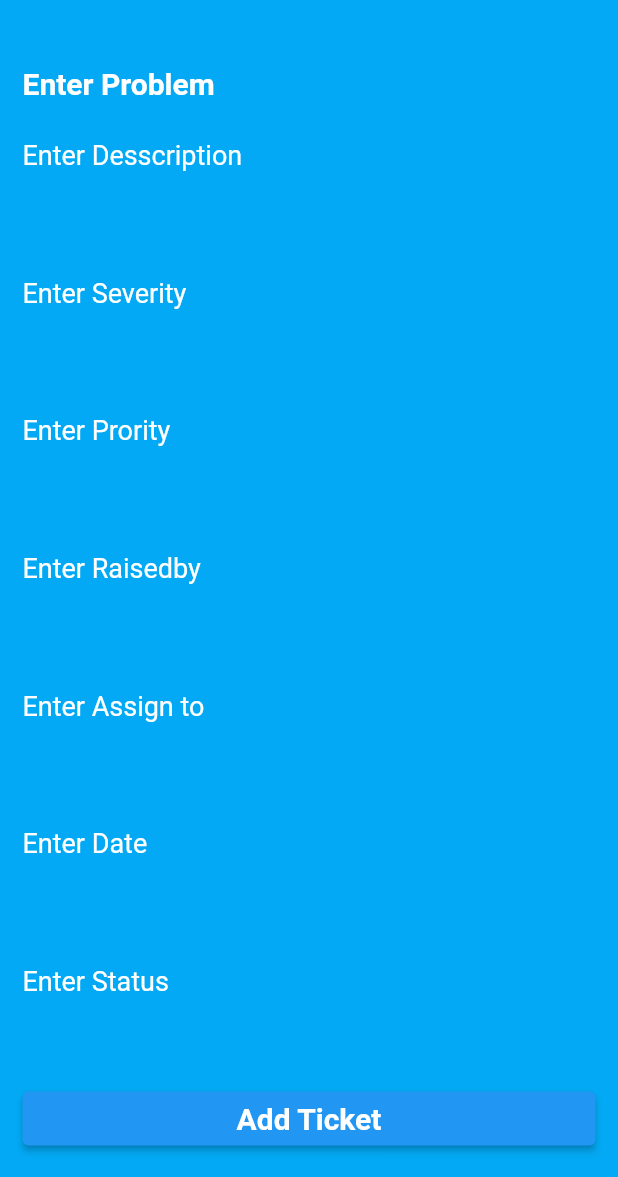
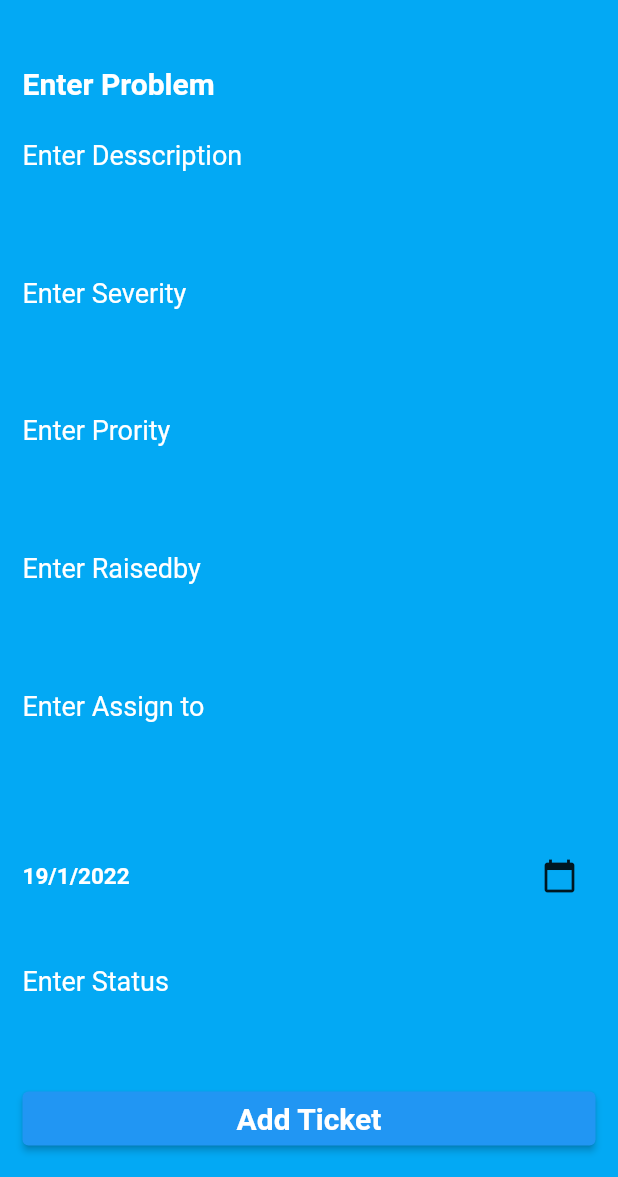
Before and after one commit to mohammadfaidi/TicketHelper, a Flutter app: the AddScreen screen opened directly, after a tap on "Add Ticket", on a phone screen of 412 x 824 dp, the part 59-1236 px from its top. Run offline on Flutter 3.47's test engine with Material 2 defaults, Android fonts, the phone set to English and light mode, and no system bars.

Commit message:
add datepicker

```diff
--- a/notepad/lib/screens/add_screen.dart
+++ b/notepad/lib/screens/add_screen.dart
@@ -1,9 +1,35 @@
+import 'package:flutter/cupertino.dart';
 import 'package:flutter/material.dart';
 import 'package:notepad/Providers/Note.dart';
 import 'package:notepad/Providers/NotesOperation.dart';
 import 'package:provider/provider.dart';
 
-class AddScreen extends StatelessWidget {
+class AddScreen extends StatefulWidget {
+  @override
+  State<AddScreen> createState() => _AddScreenState();
+}
+
+class _AddScreenState extends State<AddScreen> {
+  String date = "";
+  DateTime selectedDate = DateTime.now();
+  _selectDate(BuildContext context) async {
+    final DateTime? selected = await showDatePicker(
+      context: context,
+      initialDate: selectedDate,
+      firstDate: DateTime(2010),
+      lastDate: DateTime(2025),
+    );
+    if (selected != null && selected != selectedDate)
+      setState(() {
+        selectedDate = selected;
+        date = selectedDate.day.toString() +
+            "/" +
+            selectedDate.month.toString() +
+            "/" +
+            selectedDate.year.toString();
+      });
+  }
+
   @override
   Widget build(BuildContext context) {
     late String titleText;
@@ -22,6 +48,17 @@ class AddScreen extends StatelessWidget {
         centerTitle: true,
         elevation: 0,
         backgroundColor: Colors.transparent,
+        /*
+        actions: [
+          IconButton(
+            icon: Icon(Icons.calendar_today),
+            tooltip: 'Tap to open date picker',
+            onPressed: () {
+              _selectDate(context);
+            },
+          ),
+        ],
+        */
       ),
       body: Padding(
         padding: const EdgeInsets.all(15),
@@ -118,7 +155,31 @@ class AddScreen extends StatelessWidget {
               ),
             ),
             Expanded(
-              child: TextField(
+                child: Row(
+              mainAxisAlignment: MainAxisAlignment.spaceBetween,
+              children: [
+                Text(
+                  "${selectedDate.day}/${selectedDate.month}/${selectedDate.year}",
+                  style: TextStyle(
+                      color: Colors.white,
+                      fontWeight: FontWeight.bold,
+                      fontSize: 15),
+                ),
+                IconButton(
+                  icon: Icon(Icons.calendar_today),
+                  tooltip: 'Tap to open date picker',
+                  onPressed: () {
+                    _selectDate(context);
+                  },
+                ),
+              ],
+            )
+                /*Text(_chosenDateTime != null
+                  ? _chosenDateTime.toString()
+                  : 'No date time picked!'),
+
+                  */
+                /*TextField(
                 decoration: InputDecoration(
                     border: InputBorder.none,
                     hintText: "Enter Date",
@@ -131,7 +192,8 @@ class AddScreen extends StatelessWidget {
                   data = value;
                 },
               ),
-            ),
+              */
+                ),
             Expanded(
               child: TextField(
                 decoration: InputDecoration(
@@ -157,7 +219,13 @@ class AddScreen extends StatelessWidget {
                           priority: priority,
                           raisedby: raisedby,
                           assignto: assignto,
-                          dateRaised: data,
+                          dateRaised: date,
+                          /*selectedDate.day.toString() +
+                              "/" +
+                              selectedDate.month.toString() +
+                              "/" +
+                              selectedDate.year.toString(),
+                              */
                           status: status));
                   Navigator.pop(context);
                 },
```
